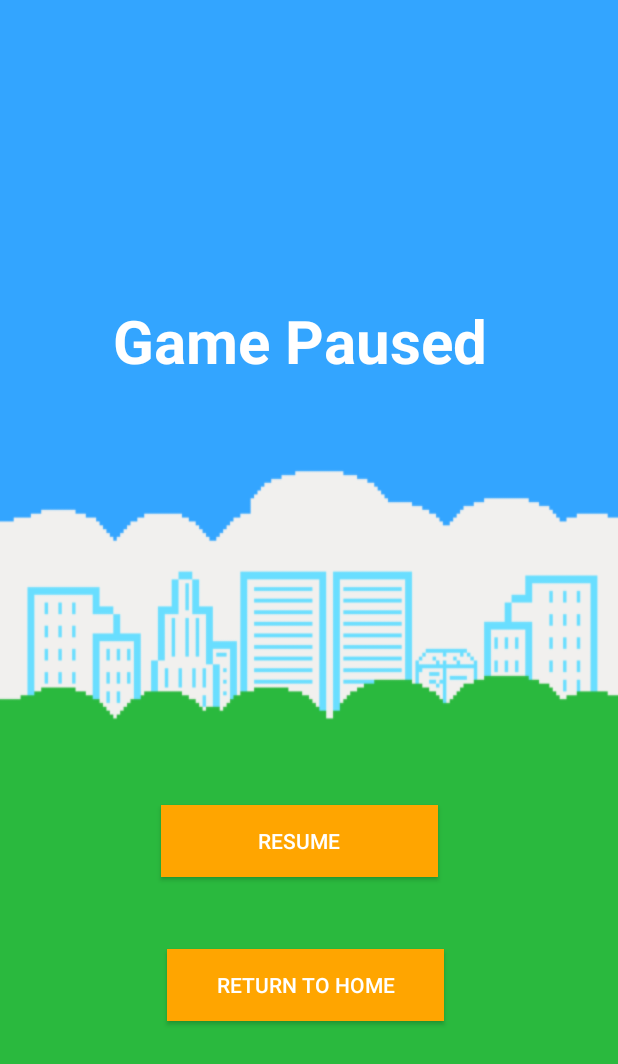
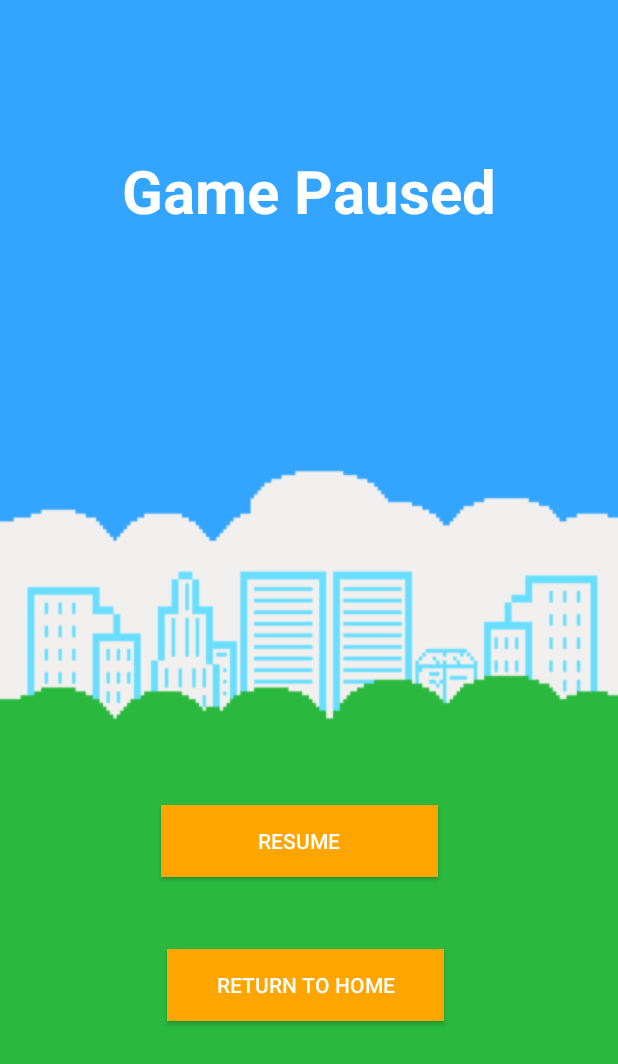
Before and after one commit to Yogesh352/FlappyBird2, an Android app: the GamePause screen opened directly, with no data from a screen before it, on a phone screen of 412 x 824 dp. Shown: the top 1064 px of the screen. Run offline under Robolectric (Android 15) with nearby library versions, the phone set to English and light mode, and no system bars.

Commit message:
pause button

```diff
--- a/app/src/main/res/layout/game_pause.xml
+++ b/app/src/main/res/layout/game_pause.xml
@@ -15,11 +15,9 @@
         android:id="@+id/textView"
         android:layout_width="wrap_content"
         android:layout_height="wrap_content"
+
         android:layout_centerHorizontal="true"
-
-        android:layout_alignParentEnd="true"
-        android:layout_marginTop="200dp"
-        android:layout_marginEnd="87dp"
+        android:layout_marginTop="100dp"
         android:text="Game Paused"
         android:textColor="#FFFFFF"
         android:textSize="40dp"
```
